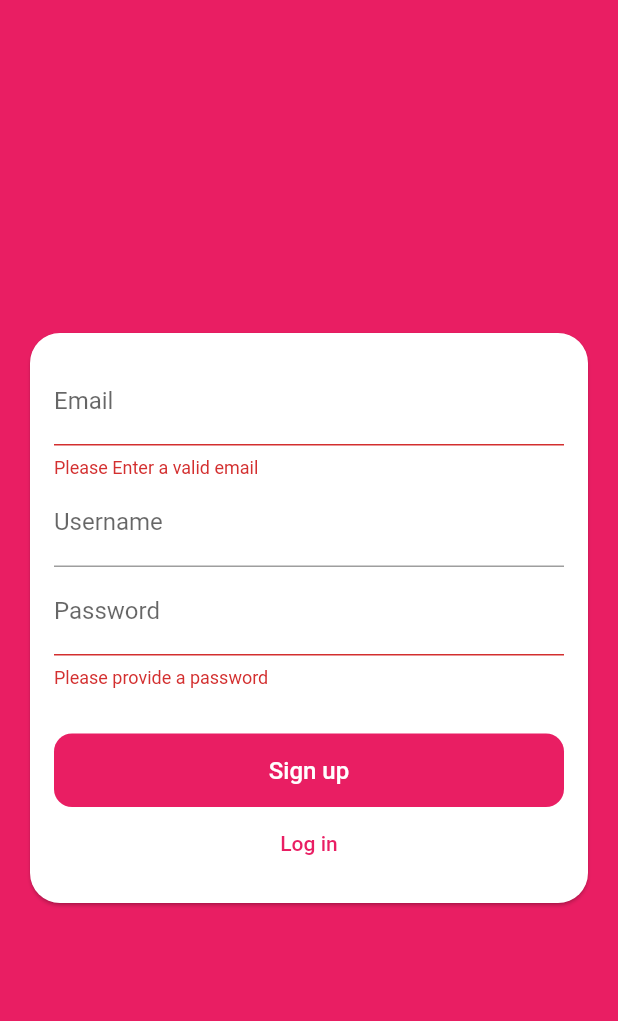
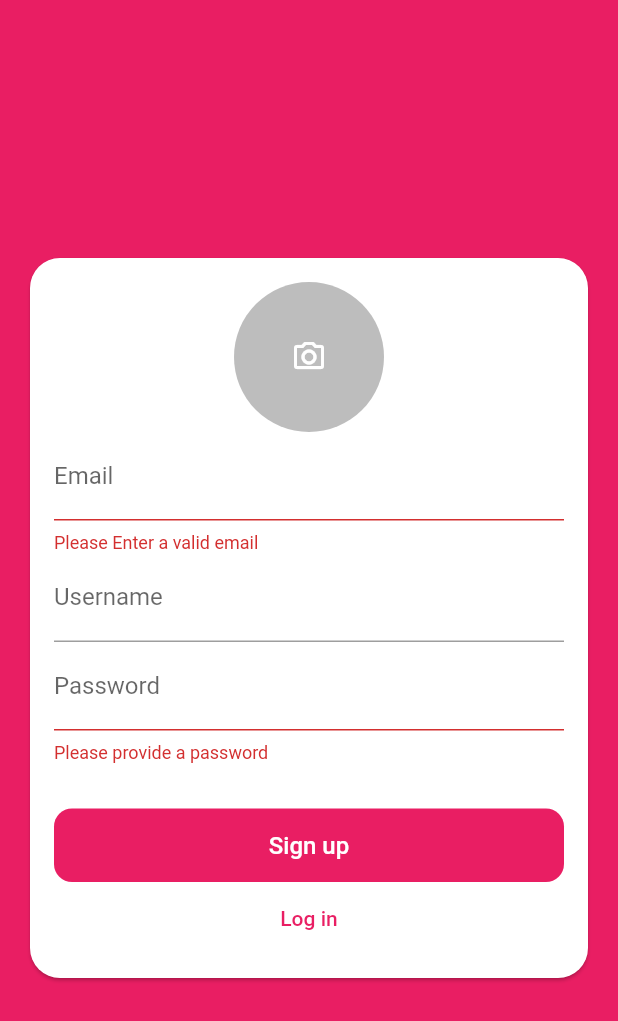
Before and after one commit to Basith-P/max-chat, a Flutter app: the screen it shows after launch, after a tap on "Log in", after a tap on "Create account", on a phone screen of 412 x 824 dp. Shown: the top 1021 px of the screen. Run offline on Flutter 3.47's test engine with Material 2 defaults, Android fonts, the phone set to English and light mode, and no system bars; our stand-ins replace cloud_firestore, firebase_auth, firebase_core, image_picker; accounts and stored records are empty.

Commit message:
Add image picker

```diff
--- a/lib/views/auth/auth_widgets/auth_form.dart
+++ b/lib/views/auth/auth_widgets/auth_form.dart
@@ -1,4 +1,7 @@
+import 'dart:io';
+
 import 'package:flutter/material.dart';
+import 'package:image_picker/image_picker.dart';
 
 class AuthForm extends StatefulWidget {
   const AuthForm(this._submitFn, this.isLoading, {Key? key}) : super(key: key);
@@ -24,7 +27,49 @@ class _AuthFormState extends State<AuthForm> {
   var _username = '';
   var _passwd = '';
 
+  XFile? imageFile;
+  File? _pickedImage;
+
+  void _pickImage() {
+    showDialog(
+      context: context,
+      builder: (ctx) => AlertDialog(
+        title: const Text('Pick an image'),
+        content: Row(
+          children: [
+            IconButton(
+              icon: const Icon(Icons.camera_alt_outlined),
+              onPressed: () async {
+                Navigator.of(ctx).pop();
+                imageFile = await ImagePicker().pickImage(source: ImageSource.gallery);
+              },
+            ),
+            IconButton(
+              icon: const Icon(Icons.photo_library_outlined),
+              onPressed: () async {
+                Navigator.of(ctx).pop();
+                imageFile = await ImagePicker().pickImage(source: ImageSource.gallery);
+              },
+            ),
+          ],
+        ),
+      ),
+    );
+    setState(() {
+      _pickedImage = File(imageFile!.path);
+    });
+  }
+
   void _submitForm() {
+    if (_pickedImage == null && !_wantLogin) {
+      ScaffoldMessenger.of(context).showSnackBar(
+        const SnackBar(
+          content: Text('Please pick an image..!'),
+        ),
+      );
+      return;
+    }
+
     if (_formKey.currentState!.validate()) {
       FocusScope.of(context).unfocus();
       _formKey.currentState!.save();
@@ -51,6 +96,18 @@ class _AuthFormState extends State<AuthForm> {
               mainAxisSize: MainAxisSize.min,
               crossAxisAlignment: CrossAxisAlignment.stretch,
               children: [
+                if (!_wantLogin)
+                  CircleAvatar(
+                    backgroundColor: Colors.black26,
+                    radius: 50,
+                    child: IconButton(
+                      icon: const Icon(
+                        Icons.camera_alt_outlined,
+                        color: Colors.white,
+                      ),
+                      onPressed: _pickImage,
+                    ),
+                  ),
                 TextFormField(
                   key: const ValueKey('email'),
                   decoration: const InputDecoration(labelText: 'Email'),
--- a/pubspec.yaml
+++ b/pubspec.yaml
@@ -17,6 +17,8 @@ dependencies:
    firebase_core: ^1.11.0
    cloud_firestore: ^3.1.6
    firebase_auth: ^3.3.6
+   image_picker: ^0.8.4+5
+   firebase_storage: ^10.2.6
 
 dev_dependencies:
    flutter_test:
```
Also changed, not shown: pubspec.lock.
